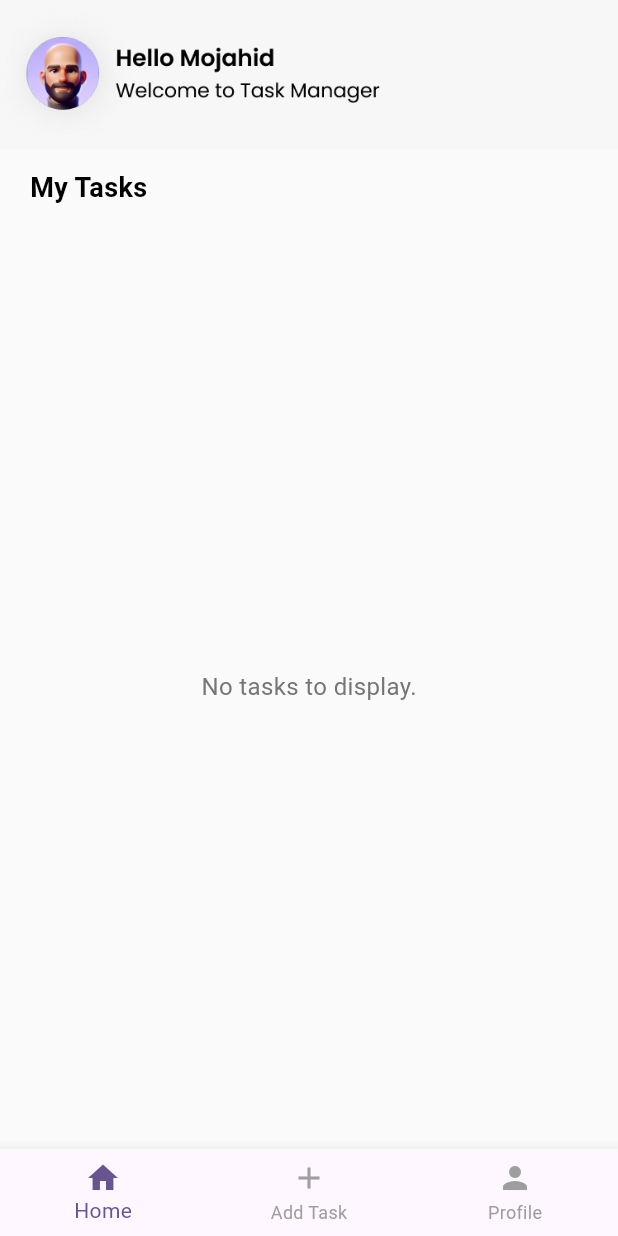
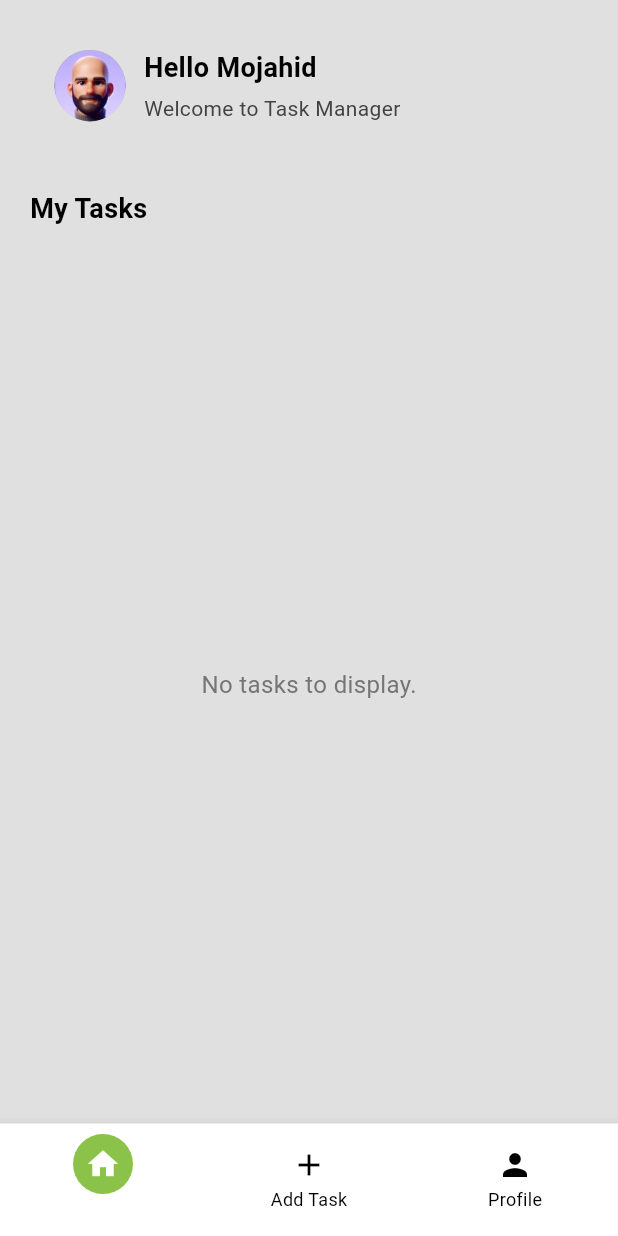
Before and after one commit to sadiakhan36295/todoapp_GetXmethod, a Flutter app: the HomeScreen screen opened by its route, on a phone screen of 412 x 824 dp. Run offline on Flutter 3.47's test engine with Material 3 defaults, Android fonts, the phone set to English and light mode, and no system bars; our stand-ins replace fluttertoast, get, get_storage; accounts and stored records are empty.

Commit message:
create edit_task_screen

```diff
--- /dev/null
+++ b/lib/utils/app_colors/app_colors.dart
@@ -0,0 +1,5 @@
+import 'package:flutter/material.dart';
+
+class AppColors {
+  static const Color backgroundColor = Color(0xFFC4C4C4);
+}
--- a/lib/view/controllers/sign_in_controller.dart
+++ b/lib/view/controllers/sign_in_controller.dart
@@ -1,4 +1,4 @@
-import 'dart:convert';
+
 import 'package:flutter/material.dart';
 import 'package:get/get.dart';
 import 'package:get_storage/get_storage.dart';
--- a/lib/view/screens/home_screen/home_screen.dart
+++ b/lib/view/screens/home_screen/home_screen.dart
@@ -1,10 +1,13 @@
 import 'package:flutter/material.dart';
 import 'package:get/get.dart';
+import 'package:practice_todoapp/gen/assets.gen.dart';
+import 'package:practice_todoapp/utils/app_colors/app_colors.dart';
 import 'package:practice_todoapp/view/controllers/add_task_controller.dart';
 import 'package:practice_todoapp/view/model/task_model.dart';
 import 'package:practice_todoapp/view/screens/add_task_screen/add_task_screen.dart';
 import 'package:practice_todoapp/view/screens/auth/verify_email/verify_email_screen.dart';
 import 'package:practice_todoapp/view/widgets/custom_container/custom_container.dart';
+import 'package:practice_todoapp/view/widgets/custom_user/custom_user.dart';
 
 class HomeScreen extends StatefulWidget {
   const HomeScreen({super.key});
@@ -15,7 +18,8 @@ class HomeScreen extends StatefulWidget {
 
 class _HomeScreenState extends State<HomeScreen> {
   final AddTaskController taskController = Get.put(AddTaskController());
-  int currentIndex = 0;
+
+  int currentIndex = 0; // ✅ Fix added here
 
   Future<void> _navigateToAddTask() async {
     final result = await Navigator.push<Map<String, String>>(
@@ -41,22 +45,16 @@ class _HomeScreenState extends State<HomeScreen> {
   @override
   Widget build(BuildContext context) {
     return Scaffold(
-      resizeToAvoidBottomInset: true, // ✅ Fix bottom overflow when keyboard appears
-      backgroundColor: const Color.fromRGBO(250, 250, 250, 1),
+      resizeToAvoidBottomInset: true,
+      backgroundColor: Colors.grey.shade300,
       body: SafeArea(
         child: Column(
           crossAxisAlignment: CrossAxisAlignment.start,
           children: [
-            // ✅ Use correct image asset path
-            SizedBox(
-              width: double.infinity,
-              height: 100,
-              child: Image.asset(
-                'assets/images/user.jpeg', // Make sure this file exists and path is correct in pubspec.yaml
-                fit: BoxFit.cover,
+            const CustomUser(
+              username: 'Hello Mojahid',
+              status: 'Welcome to Task Manager',
             ),
-            ),
-
             const Padding(
               padding: EdgeInsets.symmetric(horizontal: 20, vertical: 12),
               child: Text(
@@ -68,8 +66,6 @@ class _HomeScreenState extends State<HomeScreen> {
                 ),
               ),
             ),
-
-            // ✅ Task List
             Expanded(
               child: Obx(() {
                 if (taskController.isLoading.value) {
@@ -105,15 +101,10 @@ class _HomeScreenState extends State<HomeScreen> {
         ),
       ),
 
-      // ✅ Bottom Navigation
+      /// ✅ Custom full-width bottom container with image
       bottomNavigationBar: BottomNavigationBar(
-        unselectedItemColor: Colors.grey,
+  backgroundColor: Colors.white,
   currentIndex: currentIndex,
-        items: const [
-          BottomNavigationBarItem(icon: Icon(Icons.home), label: "Home"),
-          BottomNavigationBarItem(icon: Icon(Icons.add), label: "Add Task"),
-          BottomNavigationBarItem(icon: Icon(Icons.person), label: "Profile"),
-        ],
   onTap: (index) {
     setState(() {
       currentIndex = index;
@@ -128,7 +119,41 @@ class _HomeScreenState extends State<HomeScreen> {
       );
     }
   },
+  items: [
+    /// 🟩 Home Item with Green Circle Icon if selected
+    BottomNavigationBarItem(
+      icon: Container(
+        decoration: BoxDecoration(
+          color: currentIndex == 0 ? Colors.lightGreen : Colors.lightGreen,
+          shape: BoxShape.circle,
         ),
+        padding: const EdgeInsets.all(8),
+        child: Icon(
+          Icons.home,
+          color: currentIndex == 0 ? Colors.white : Colors.white,
+        ),
+      ),
+      label: "",
+    ),
+
+    /// ➕ Add Task Item - Always Black Icon
+    const BottomNavigationBarItem(
+      icon: Icon(Icons.add, color: Colors.black),
+      label: "Add Task",
+    ),
+
+    /// 👤 Profile Item - Always Black Icon
+    const BottomNavigationBarItem(
+      icon: Icon(Icons.person, color: Colors.black),
+      label: "Profile",
+    ),
+  ],
+  selectedLabelStyle: const TextStyle(color: Colors.black),
+  unselectedLabelStyle: const TextStyle(color: Colors.black),
+  selectedItemColor: Colors.black,
+  unselectedItemColor: Colors.black,
+),
+
     );
   }
 }
--- /dev/null
+++ b/lib/view/widgets/custom_user/custom_user.dart
@@ -0,0 +1,67 @@
+import 'package:flutter/material.dart';
+import 'package:practice_todoapp/gen/assets.gen.dart';
+
+class CustomUser extends StatelessWidget {
+  final String username;
+  final String status;
+
+  const CustomUser({
+    super.key,
+    required this.username,
+    required this.status,
+  });
+
+  @override
+  Widget build(BuildContext context) {
+    return Container(
+      margin: const EdgeInsets.symmetric(horizontal: 20, vertical: 20),
+      padding: const EdgeInsets.symmetric(horizontal: 16, vertical: 12),
+      decoration: BoxDecoration(
+        color: Colors.grey.shade300,
+        borderRadius: BorderRadius.circular(16),
+        boxShadow: [
+          BoxShadow(
+            color:Colors.grey.shade300,
+            blurRadius: 10,
+            offset: const Offset(0, 4),
+          ),
+        ],
+      ),
+      child: Row(
+        children: [
+          CircleAvatar(
+            radius: 24,
+            backgroundImage: Assets.images.user.provider(),
+            backgroundColor: Colors.grey.shade300,
+          ),
+          const SizedBox(width: 12),
+          Expanded(
+            child: Column(
+              crossAxisAlignment: CrossAxisAlignment.start,
+              children: [
+                Text(
+                  username,
+                  style: const TextStyle(
+                    fontSize: 18,
+                    fontWeight: FontWeight.w600,
+                    color: Colors.black,
+                  ),
+                  overflow: TextOverflow.ellipsis,
+                ),
+                const SizedBox(height: 4),
+                Text(
+                  status,
+                  style: TextStyle(
+                    fontSize: 14,
+                    color: Colors.grey.shade800,
+                  ),
+                  overflow: TextOverflow.ellipsis,
+                ),
+              ],
+            ),
+          ),
+        ],
+      ),
+    );
+  }
+}
```
Also changed, not shown: lib/gen/assets.gen.dart (added, +79 -0 lines), lib/view/screens/add_task_screen/add_task_screen.dart (+55 -30 lines), lib/view/screens/auth/signIn/sign_in_screen.dart (+6 -6 lines), lib/view/screens/auth/signup/sign_up_screen.dart (+36 -19 lines), lib/view/widgets/custom_container/custom_container.dart (+18 -8 lines), lib/view/widgets/custom_icon/custom_icon_container.dart (added, +50 -0 lines), pubspec.yaml (+6 -1 lines), assets/images/addtask_icon.jpeg (added), assets/images/icon_container.jpeg (added), assets/images/task.jpeg (added), assets/images/user.jpeg, lib/view/screens/edit_task_screen/edit_task_screen.dart (added), pubspec.lock. Lines whose indentation alone changed are shown as unchanged.
